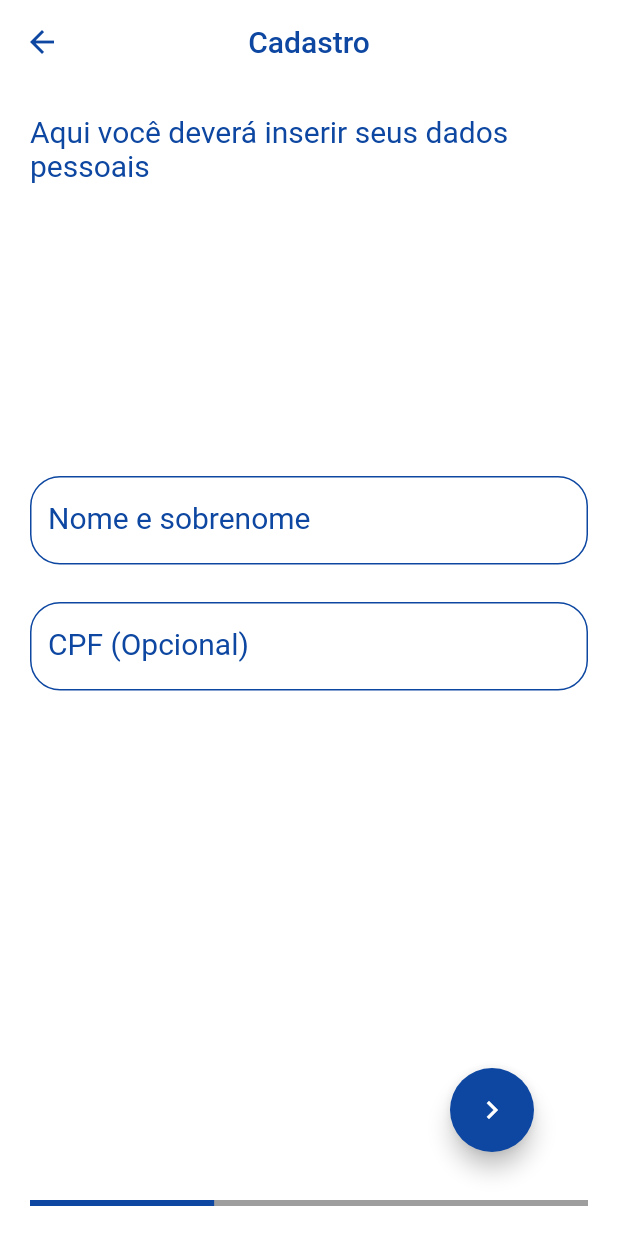
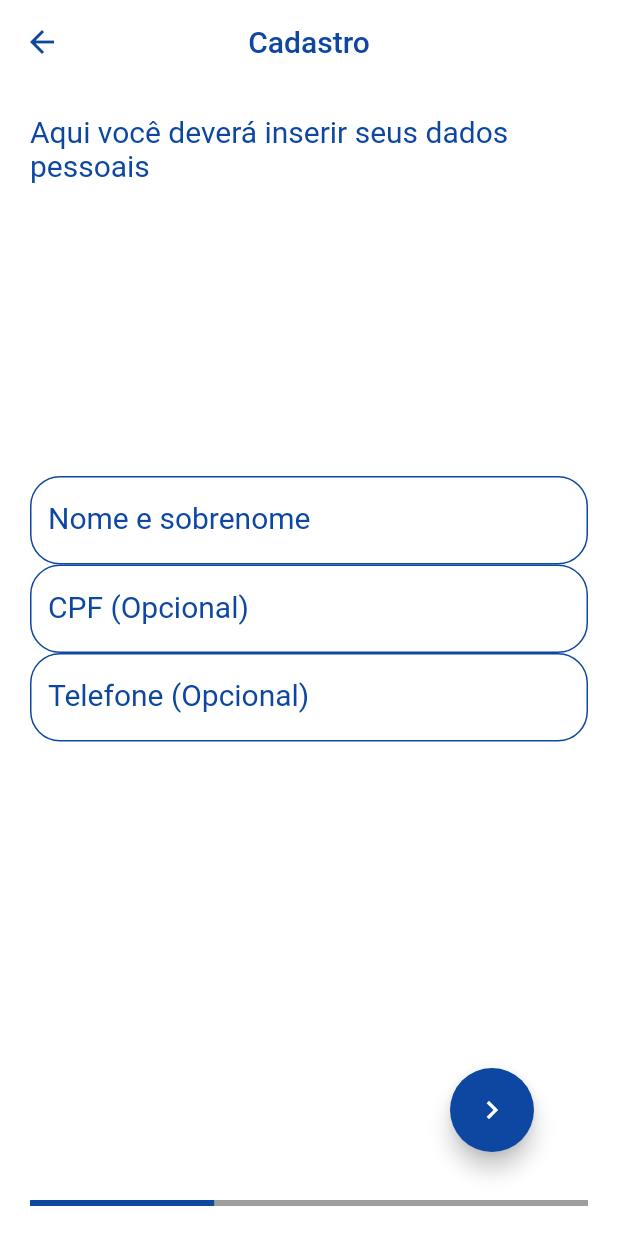
Before and after one commit to IIDixon/delivery_app_multi, a Flutter app: the SignupUserData screen opened by its route, on a phone screen of 412 x 824 dp. Run offline on Flutter 3.47's test engine with Material 2 defaults, Android fonts, the phone set to English and light mode, and no system bars; our stand-ins replace carousel_slider, flutter_slidable, get, google_fonts, localization, mask_text_input_formatter and 1 more; network calls fail.

```diff
--- a/lib/main.dart
+++ b/lib/main.dart
@@ -2,6 +2,7 @@ import 'package:delivery_app_multi/pages/login/SignUp_Pages/address_page.dart';
 import 'package:delivery_app_multi/pages/login/SignUp_Pages/email_page.dart';
 import 'package:delivery_app_multi/pages/login/SignUp_Pages/userdata_page.dart';
 import 'package:delivery_app_multi/pages/login/signin_page.dart';
+import 'package:delivery_app_multi/pages/profile_page.dart';
 import 'package:delivery_app_multi/pages/root_page.dart';
 import 'package:flutter/material.dart';
 import 'package:parse_server_sdk_flutter/parse_server_sdk.dart';
@@ -30,13 +31,14 @@ class MyApp extends StatelessWidget {
     return MaterialApp(
       debugShowCheckedModeBanner: false,
       title: 'Delivery App',
-      initialRoute: '/signin',
+      initialRoute: '/',
       routes: {
         '/': (context) => const RootPage(),
         '/signin': (context) => const SigninPage(),
         '/signup/userdata': (context) => const SignupUserData(),
         '/signup/addressdata' : (context) => const SignupAddressPage(),
         '/signup/emaildata' : (context) => const SignupEmailPage(),
+        '/profile' : (context) => const ProfilePage(),
       },
     );
   }
--- a/lib/pages/login/SignUp_Pages/address_page.dart
+++ b/lib/pages/login/SignUp_Pages/address_page.dart
@@ -320,7 +320,7 @@ class _SignupAddressPageState extends State<SignupAddressPage> {
                 ),
               ),
               LinearProgressIndicator(
-                value: 0.67,
+                value: 0.66,
                 backgroundColor: Colors.grey,
                 color: Colors.blue[900],
               ),
--- a/lib/pages/login/SignUp_Pages/userdata_page.dart
+++ b/lib/pages/login/SignUp_Pages/userdata_page.dart
@@ -18,9 +18,11 @@ class _SignupUserDataState extends State<SignupUserData> {
   final form1 = GlobalKey<FormState>();
   final form2 = GlobalKey<FormState>();
   var cpfFormatter = MaskTextInputFormatter(mask: '###.###.###-##');
+  var telFormatter = MaskTextInputFormatter(mask: '(##)#####-####');
 
   final cpfController = TextEditingController();
   final nameController = TextEditingController();
+  final telController = TextEditingController();
 
   bool verificaCampos(){
     if(keyForm.currentState!.validate()){
@@ -105,7 +107,6 @@ class _SignupUserDataState extends State<SignupUserData> {
                           ),
                         ),
                       ),
-                      const SizedBox(height: 25),
                       TextFormField(
                         controller: cpfController,
                         validator: (text){
@@ -117,6 +118,31 @@ class _SignupUserDataState extends State<SignupUserData> {
                         inputFormatters: [cpfFormatter],
                         decoration: InputDecoration(
                           label: const Text('CPF (Opcional)'),
+                          labelStyle: TextStyle(
+                            color: Colors.blue[900],
+                            fontSize:20,
+                          ),
+                          border: OutlineInputBorder(
+                            borderRadius: BorderRadius.circular(20),
+                            borderSide: const BorderSide(color: Color(0XFF0D47A1)),
+                          ),
+                          enabledBorder: OutlineInputBorder(
+                            borderRadius: BorderRadius.circular(20),
+                            borderSide: const BorderSide(color: Color(0XFF0D47A1)),
+                          ),
+                        ),
+                      ),
+                      TextFormField(
+                        controller: telController,
+                        validator: (text){
+                          if(text!.length < 11 && telController.text.isNotEmpty){
+                            return 'Telefone inválido';
+                          }
+                          return null;
+                        },
+                        inputFormatters: [telFormatter],
+                        decoration: InputDecoration(
+                          label: const Text('Telefone (Opcional)'),
                           labelStyle: TextStyle(
                             color: Colors.blue[900],
                             fontSize:20,
--- a/lib/pages/profile/address.dart
+++ b/lib/pages/profile/address.dart
@@ -24,7 +24,7 @@ class _AddressPageState extends State<AddressPage> {
 
   var cepFormatter = MaskTextInputFormatter(mask: '#####-###');
 
-  final formKey = GlobalKey<FormState>();
+  final keyFormAddress = GlobalKey<FormState>();
 
   @override
   void initState() {
@@ -46,7 +46,7 @@ class _AddressPageState extends State<AddressPage> {
       body: Padding(
         padding: const EdgeInsets.all(10),
         child: Form(
-          key: formKey,
+          key: keyFormAddress,
           child: Column(
             children: [
               Expanded(
@@ -270,7 +270,7 @@ class _AddressPageState extends State<AddressPage> {
                 Expanded(
                     child: ElevatedButton(
                   onPressed: () async {
-                    if (formKey.currentState!.validate()) {
+                    if (keyFormAddress.currentState!.validate()) {
                       profile['address']['street'] = streetController.text;
                       profile['address']['number'] = numberController.text;
                       profile['address']['district'] = districtController.text;
--- a/lib/pages/root_page.dart
+++ b/lib/pages/root_page.dart
@@ -20,14 +20,14 @@ class _RootPageState extends State<RootPage> {
   Cart cart = Cart();
   AppBar? appBar;
 
-  @override
+  /*@override
   void initState() {
     Person person = Person();
     person.name.value = profile['name'];
     person.cpf.value = profile['CPF'];
     person.email.value = profile['email'];
     person.tel.value = profile['cel'];
-  }
+  }*/
 
   @override
   Widget build(BuildContext context) {
```
Also changed, not shown: lib/pages/login/SignUp_Pages/email_page.dart (+8 -5 lines), lib/pages/login/signin_page.dart (+74 -1 lines), lib/pages/profile/user_data.dart (+7 -4 lines), lib/pages/profile_page.dart (+11 -1 lines).
